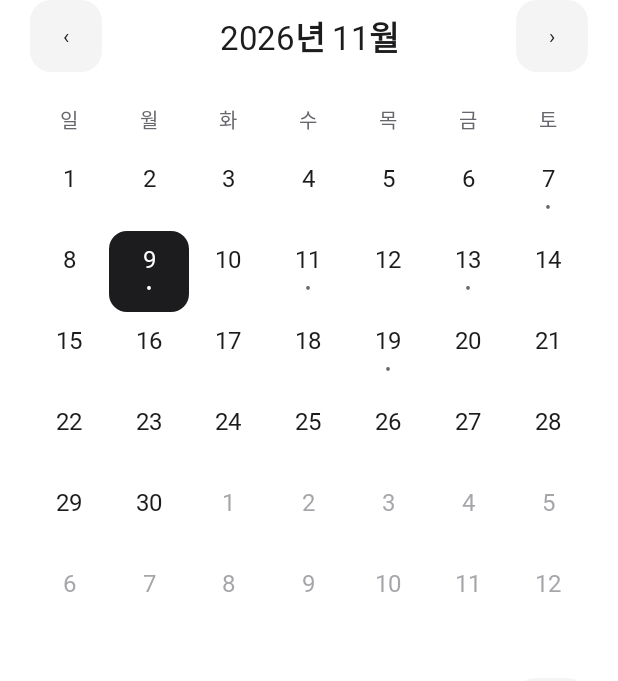
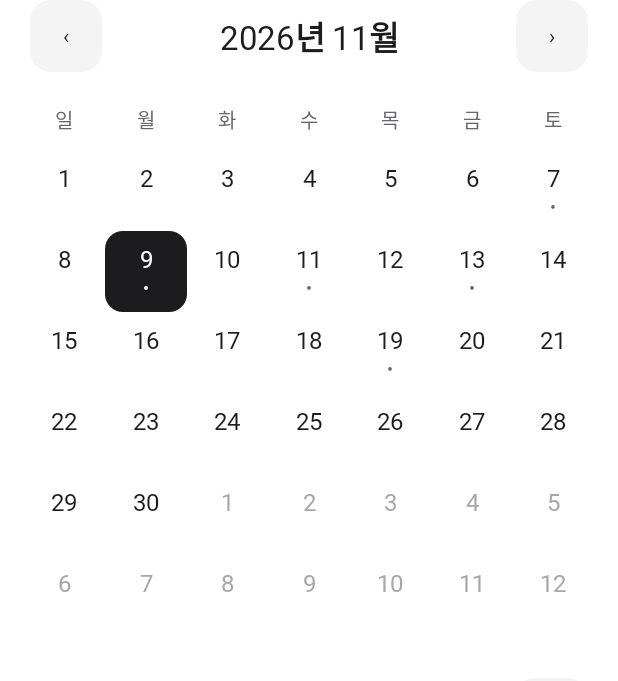
Before and after one commit to kw-mobile/home-timing, an Android app: the screen it shows after launch (MainActivity), item 3 of the bottom bar chosen, on a phone screen of 412 x 824 dp. Shown: the part 271-952 px from the top of the screen. Run offline under Robolectric (Android 15) with nearby library versions, the phone set to English and light mode, and no system bars.

Commit message:
fix: widen calendar grid for 375dp touch targets

```diff
--- a/app/src/main/res/layout/screen_calendar.xml
+++ b/app/src/main/res/layout/screen_calendar.xml
@@ -1,15 +1,18 @@
 <?xml version="1.0" encoding="utf-8"?>
 <androidx.core.widget.NestedScrollView xmlns:android="http://schemas.android.com/apk/res/android" xmlns:app="http://schemas.android.com/apk/res-auto" android:id="@+id/preview_scroll" android:layout_width="match_parent" android:layout_height="match_parent" android:fillViewport="true" android:clipToPadding="false">
     <LinearLayout android:layout_width="match_parent" android:layout_height="wrap_content" android:orientation="vertical" android:id="@+id/page_body"
-        android:clipToPadding="false"
-        android:clipChildren="false" android:paddingHorizontal="@dimen/ht_screen_gutter" android:paddingTop="20dp" android:paddingBottom="@dimen/ht_space_32">
-        <com.google.android.material.textview.MaterialTextView android:layout_width="match_parent" android:layout_height="wrap_content" android:text="@string/design_011" android:textAppearance="@style/TextAppearance.HomeTiming.Display"/>
-        <com.google.android.material.textview.MaterialTextView android:layout_width="match_parent" android:layout_height="wrap_content" android:text="@string/design_012" android:textAppearance="@style/TextAppearance.HomeTiming.Label" android:layout_marginTop="6dp"/>
+ android:paddingHorizontal="@dimen/ht_calendar_gutter" android:paddingTop="20dp" android:paddingBottom="@dimen/ht_space_32">
+        <com.google.android.material.textview.MaterialTextView android:layout_width="match_parent" android:layout_height="wrap_content" android:text="@string/design_011" android:textAppearance="@style/TextAppearance.HomeTiming.Display"
+            android:layout_marginHorizontal="@dimen/ht_space_4"/>
+        <com.google.android.material.textview.MaterialTextView android:layout_width="match_parent" android:layout_height="wrap_content" android:text="@string/design_012" android:textAppearance="@style/TextAppearance.HomeTiming.Label"
+            android:layout_marginHorizontal="@dimen/ht_space_4" android:layout_marginTop="6dp"/>
         <Space android:layout_width="1dp" android:layout_height="@dimen/ht_space_24"/>
-        <LinearLayout android:layout_width="match_parent" android:layout_height="wrap_content" android:orientation="vertical" android:id="@+id/calendar_controls"/>
+        <LinearLayout android:layout_width="match_parent" android:layout_height="wrap_content" android:orientation="vertical" android:id="@+id/calendar_controls"
+            android:paddingHorizontal="@dimen/ht_space_4"/>
         <GridLayout android:id="@+id/calendar_grid"
-            android:layout_marginHorizontal="-4dp" android:layout_width="match_parent" android:layout_height="wrap_content" android:columnCount="7" android:layout_marginTop="@dimen/ht_space_12"/>
+            android:layout_width="match_parent" android:layout_height="wrap_content" android:columnCount="7" android:layout_marginTop="@dimen/ht_space_12"/>
         <Space android:layout_width="1dp" android:layout_height="28dp"/>
-        <LinearLayout android:layout_width="match_parent" android:layout_height="wrap_content" android:orientation="vertical" android:id="@+id/calendar_rows"/>
+        <LinearLayout android:layout_width="match_parent" android:layout_height="wrap_content" android:orientation="vertical" android:id="@+id/calendar_rows"
+            android:paddingHorizontal="@dimen/ht_space_4"/>
     </LinearLayout>
 </androidx.core.widget.NestedScrollView>
--- a/app/src/main/res/values-w600dp/dimens.xml
+++ b/app/src/main/res/values-w600dp/dimens.xml
@@ -1,2 +1,3 @@
 <?xml version="1.0" encoding="utf-8"?>
-<resources><dimen name="ht_screen_gutter">40dp</dimen></resources>
+<resources><dimen name="ht_screen_gutter">40dp</dimen>    <dimen name="ht_calendar_gutter">36dp</dimen>
+</resources>
--- a/app/src/main/res/values/dimens.xml
+++ b/app/src/main/res/values/dimens.xml
@@ -22,4 +22,5 @@
     <dimen name="ht_type_number">40sp</dimen>
     <dimen name="ht_type_navigation">12sp</dimen>
     <dimen name="ht_type_brand">18sp</dimen>
+    <dimen name="ht_calendar_gutter">16dp</dimen>
 </resources>
```
